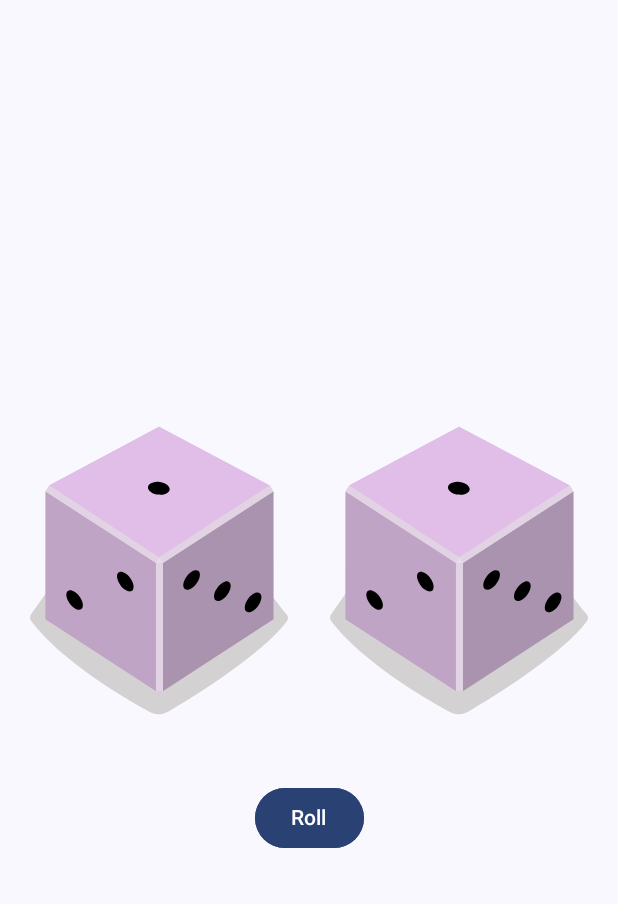
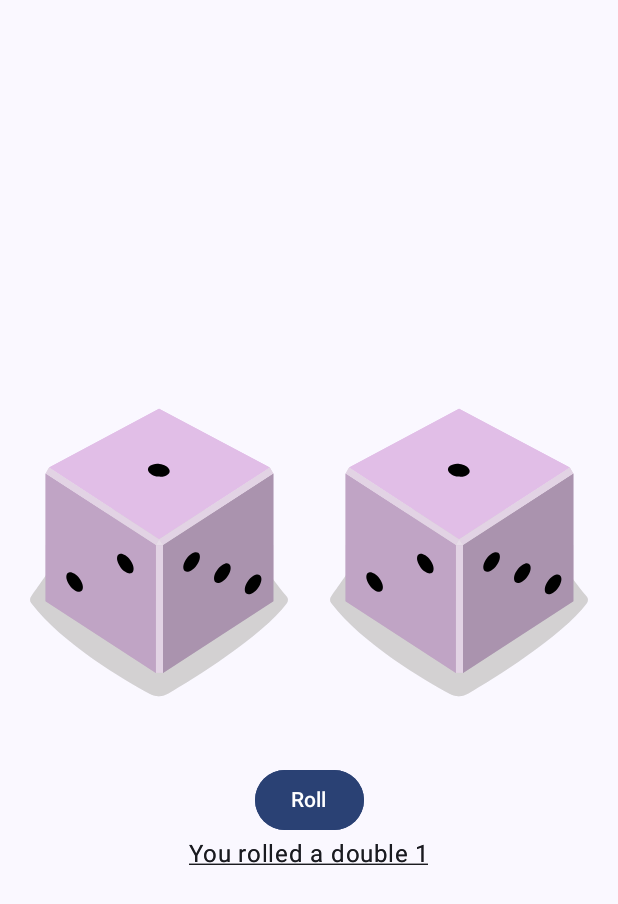
Before and after one commit to luci649/Andriod-Apps, an Android app built with Jetpack Compose: the screen it shows after launch (MainActivity), on a phone screen of 412 x 824 dp. Shown: the top 904 px of the screen. Run offline under Robolectric (Android 15) with nearby library versions, the phone set to English and light mode, and no system bars.

Commit message:
Created if statement under button to execute its body when both dice roll the same number and then creating a text composable that displays what double has been rolled.

```diff
--- a/DiceRoller/app/src/main/java/com/example/diceroller/MainActivity.kt
+++ b/DiceRoller/app/src/main/java/com/example/diceroller/MainActivity.kt
@@ -16,13 +16,14 @@ import androidx.compose.material3.Surface
 import androidx.compose.material3.Text
 import androidx.compose.runtime.Composable
 import androidx.compose.runtime.getValue
-import androidx.compose.runtime.setValue
 import androidx.compose.runtime.mutableStateOf
 import androidx.compose.runtime.remember
+import androidx.compose.runtime.setValue
 import androidx.compose.ui.Alignment
 import androidx.compose.ui.Modifier
 import androidx.compose.ui.res.painterResource
 import androidx.compose.ui.res.stringResource
+import androidx.compose.ui.text.style.TextDecoration
 import androidx.compose.ui.tooling.preview.Preview
 import androidx.compose.ui.unit.dp
 import com.example.diceroller.ui.theme.DiceRollerTheme
@@ -76,6 +77,12 @@ fun DiceWithButtonAndImage(modifier: Modifier = Modifier) {
         }) {
             Text(stringResource(R.string.roll))
         }
+        if (result == result2){
+            Text(
+                text = "You rolled a double $result",
+                textDecoration = TextDecoration.Underline
+            )
+        }
     }
 }
 
```
